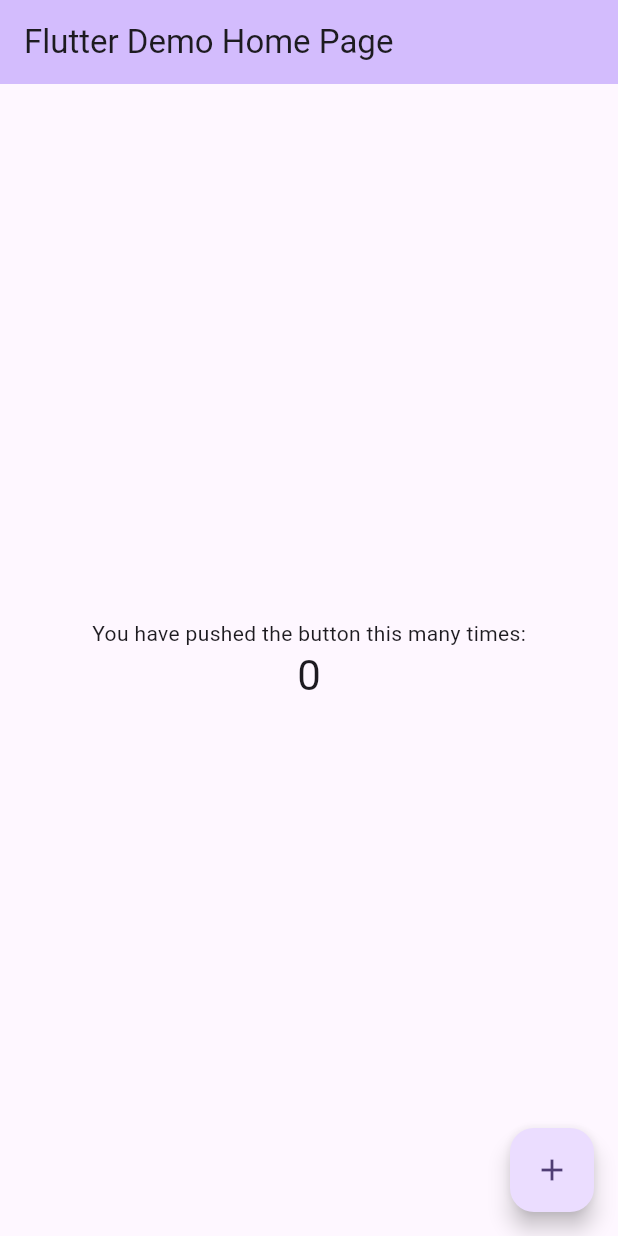
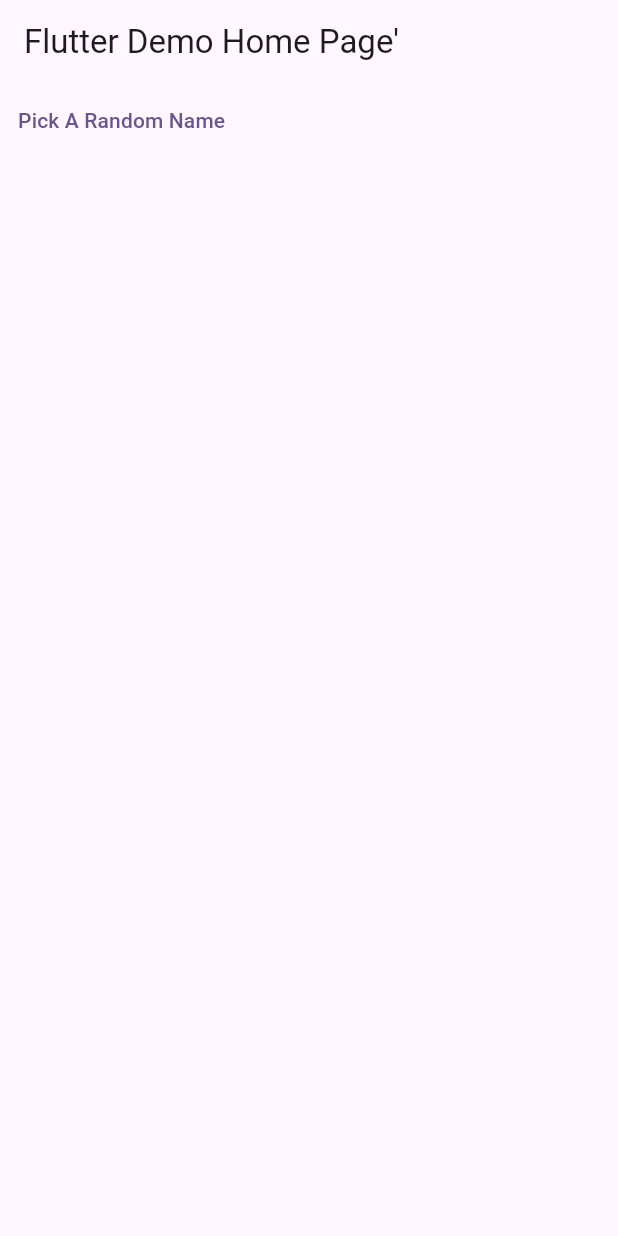
Before and after one commit to anorld-droid/testingbloc_course, a Flutter app: the screen it shows after launch, on a phone screen of 412 x 824 dp. Run offline on Flutter 3.47's test engine with Material 2 defaults, Android fonts, the phone set to English and light mode, and no system bars; our stand-ins replace bloc.

```diff
--- a/lib/main.dart
+++ b/lib/main.dart
@@ -1,4 +1,6 @@
 import 'package:flutter/material.dart';
+import 'package:bloc/bloc.dart';
+import 'dart:math' as math show Random;
 
 void main() {
   runApp(const MyApp());
@@ -13,113 +15,81 @@ class MyApp extends StatelessWidget {
     return MaterialApp(
       title: 'Flutter Demo',
       theme: ThemeData(
-        // This is the theme of your application.
-        //
-        // TRY THIS: Try running your application with "flutter run". You'll see
-        // the application has a blue toolbar. Then, without quitting the app,
-        // try changing the seedColor in the colorScheme below to Colors.green
-        // and then invoke "hot reload" (save your changes or press the "hot
-        // reload" button in a Flutter-supported IDE, or press "r" if you used
-        // the command line to start the app).
-        //
-        // Notice that the counter didn't reset back to zero; the application
-        // state is not lost during the reload. To reset the state, use hot
-        // restart instead.
-        //
-        // This works for code too, not just values: Most code changes can be
-        // tested with just a hot reload.
         colorScheme: ColorScheme.fromSeed(seedColor: Colors.deepPurple),
         useMaterial3: true,
       ),
-      home: const MyHomePage(title: 'Flutter Demo Home Page'),
+      home: const HomePage(),
     );
   }
 }
 
-class MyHomePage extends StatefulWidget {
-  const MyHomePage({super.key, required this.title});
+const names = [
+  'Foo',
+  'Bar',
+  'Baz',
+];
 
-  // This widget is the home page of your application. It is stateful, meaning
-  // that it has a State object (defined below) that contains fields that affect
-  // how it looks.
+extension RandomElement<T> on Iterable<T> {
+  T getRandomElement() => elementAt(math.Random().nextInt(length));
+}
 
-  // This class is the configuration for the state. It holds the values (in this
-  // case the title) provided by the parent (in this case the App widget) and
-  // used by the build method of the State. Fields in a Widget subclass are
-  // always marked "final".
+class NamesCubit extends Cubit<String?> {
+  NamesCubit() : super(null);
+  void pickRandomName() => emit(names.getRandomElement());
+}
 
-  final String title;
+class HomePage extends StatefulWidget {
+  const HomePage({super.key});
 
   @override
-  State<MyHomePage> createState() => _MyHomePageState();
+  State<HomePage> createState() => _HomePageState();
 }
 
-class _MyHomePageState extends State<MyHomePage> {
-  int _counter = 0;
+class _HomePageState extends State<HomePage> {
+  late final NamesCubit cubit;
 
-  void _incrementCounter() {
-    setState(() {
-      // This call to setState tells the Flutter framework that something has
-      // changed in this State, which causes it to rerun the build method below
-      // so that the display can reflect the updated values. If we changed
-      // _counter without calling setState(), then the build method would not be
-      // called again, and so nothing would appear to happen.
-      _counter++;
-    });
+  @override
+  void initState() {
+    super.initState();
+    cubit = NamesCubit();
+  }
+
+  @override
+  void dispose() {
+    cubit.close();
+    super.dispose();
   }
 
   @override
   Widget build(BuildContext context) {
-    // This method is rerun every time setState is called, for instance as done
-    // by the _incrementCounter method above.
-    //
-    // The Flutter framework has been optimized to make rerunning build methods
-    // fast, so that you can just rebuild anything that needs updating rather
-    // than having to individually change instances of widgets.
     return Scaffold(
       appBar: AppBar(
-        // TRY THIS: Try changing the color here to a specific color (to
-        // Colors.amber, perhaps?) and trigger a hot reload to see the AppBar
-        // change color while the other colors stay the same.
-        backgroundColor: Theme.of(context).colorScheme.inversePrimary,
-        // Here we take the value from the MyHomePage object that was created by
-        // the App.build method, and use it to set our appbar title.
-        title: Text(widget.title),
+        title: const Text("Flutter Demo Home Page'"),
       ),
-      body: Center(
-        // Center is a layout widget. It takes a single child and positions it
-        // in the middle of the parent.
-        child: Column(
-          // Column is also a layout widget. It takes a list of children and
-          // arranges them vertically. By default, it sizes itself to fit its
-          // children horizontally, and tries to be as tall as its parent.
-          //
-          // Column has various properties to control how it sizes itself and
-          // how it positions its children. Here we use mainAxisAlignment to
-          // center the children vertically; the main axis here is the vertical
-          // axis because Columns are vertical (the cross axis would be
-          // horizontal).
-          //
-          // TRY THIS: Invoke "debug painting" (choose the "Toggle Debug Paint"
-          // action in the IDE, or press "p" in the console), to see the
-          // wireframe for each widget.
-          mainAxisAlignment: MainAxisAlignment.center,
-          children: <Widget>[
-            const Text(
-              'You have pushed the button this many times:',
-            ),
-            Text(
-              '$_counter',
-              style: Theme.of(context).textTheme.headlineMedium,
-            ),
-          ],
-        ),
-      ),
-      floatingActionButton: FloatingActionButton(
-        onPressed: _incrementCounter,
-        tooltip: 'Increment',
-        child: const Icon(Icons.add),
-      ), // This trailing comma makes auto-formatting nicer for build methods.
+      body: StreamBuilder<String?>(
+          stream: cubit.stream,
+          builder: (context, snapshot) {
+            final button = TextButton(
+              onPressed: cubit.pickRandomName,
+              child: const Text('Pick A Random Name'),
+            );
+            switch (snapshot.connectionState) {
+              case ConnectionState.active:
+                return Column(
+                  mainAxisAlignment: MainAxisAlignment.center,
+                  children: [
+                    Text(snapshot.data ?? ''),
+                    button,
+                  ],
+                );
+              case ConnectionState.waiting:
+                return button;
+              case ConnectionState.done:
+                return const SizedBox();
+              case ConnectionState.none:
+                return button;
+            }
+          }),
     );
   }
 }
--- a/pubspec.yaml
+++ b/pubspec.yaml
@@ -35,6 +35,8 @@ dependencies:
   # The following adds the Cupertino Icons font to your application.
   # Use with the CupertinoIcons class for iOS style icons.
   cupertino_icons: ^1.0.2
+  flutter_bloc: ^8.1.3
+  bloc: ^8.1.2
 
 dev_dependencies:
   flutter_test:
```
Also changed, not shown: pubspec.lock.
